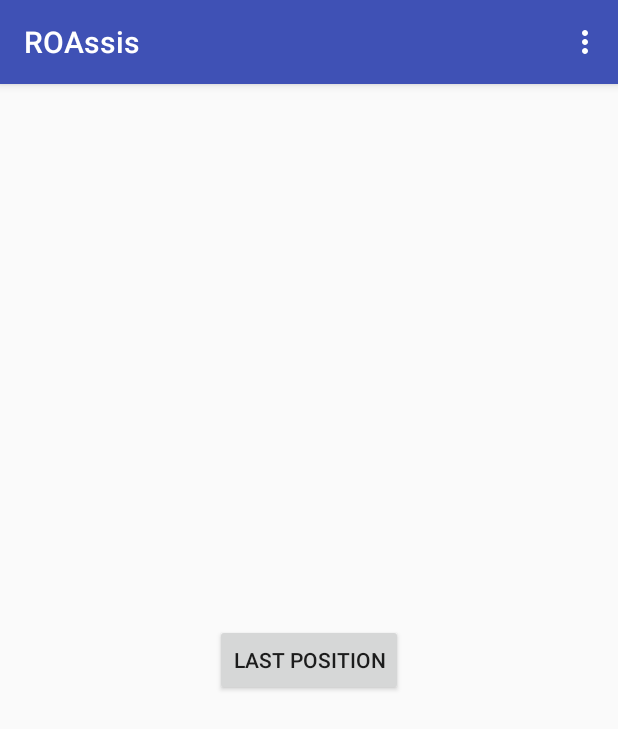
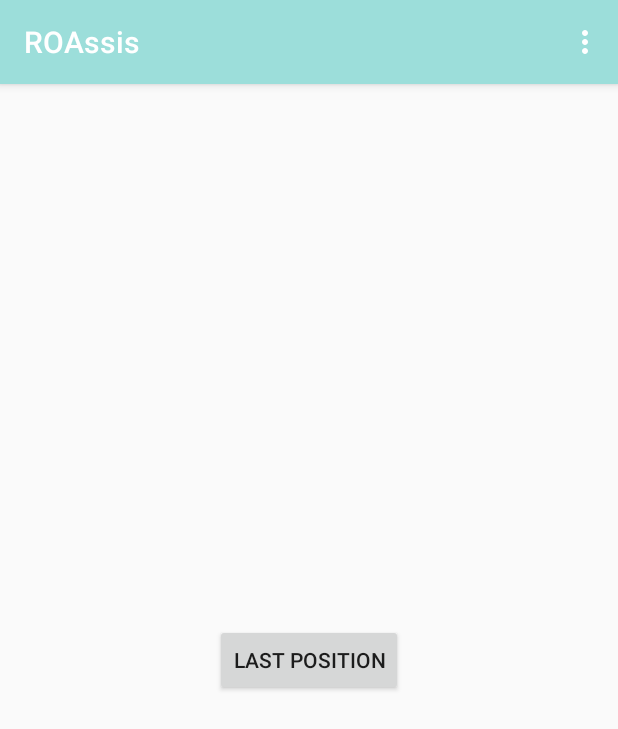
Before and after one commit to JuanjoVG/OAssis-Responsable, an Android app: the screen it shows after launch (MainActivity), on a phone screen of 412 x 824 dp. Shown: the top 729 px of the screen. Run offline under Robolectric (Android 15) with nearby library versions, the phone set to English and light mode, and no system bars.

Commit message:
Add new colors.

```diff
--- a/app/app/src/main/res/values/colors.xml
+++ b/app/app/src/main/res/values/colors.xml
@@ -1,6 +1,6 @@
 <?xml version="1.0" encoding="utf-8"?>
 <resources>
-    <color name="colorPrimary">#3F51B5</color>
-    <color name="colorPrimaryDark">#303F9F</color>
-    <color name="colorAccent">#FF4081</color>
+    <color name="colorPrimary">#9CDEDA</color>
+    <color name="colorPrimaryDark">#00DEC5</color>
+    <color name="colorAccent">#FDB741</color>
 </resources>
```
